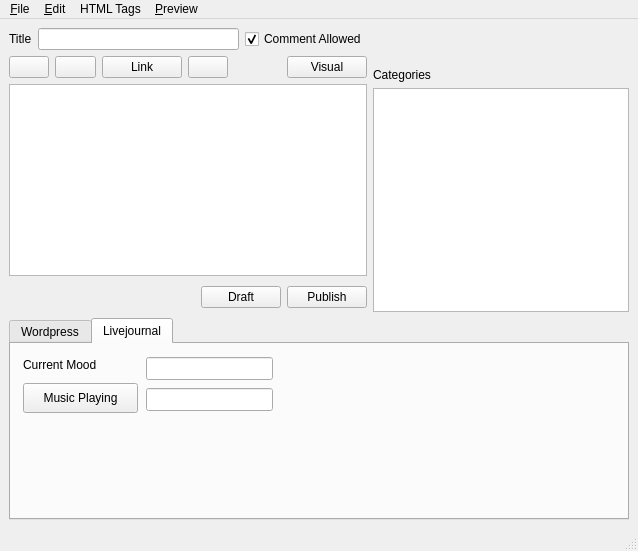
siddhesh/lekhonee, file ui/Lekhonee.ui: the form before one commit.
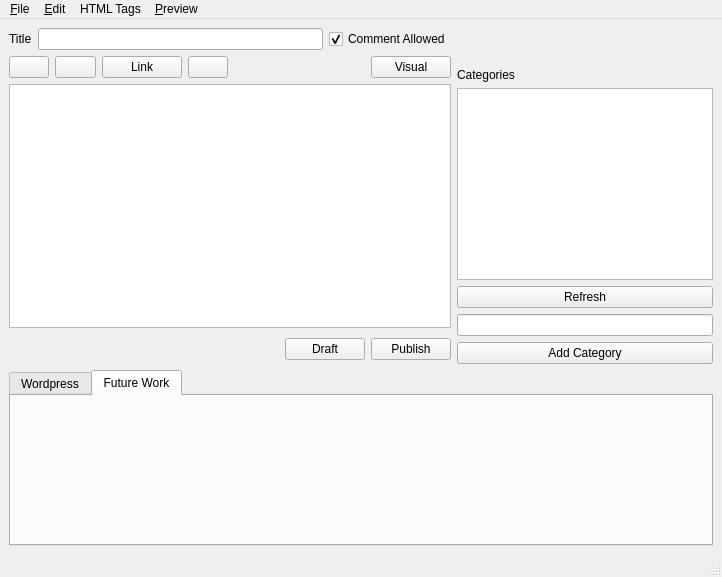
The form after the commit. The open tabs and pages were chosen to show the change. Icons and pictures are not drawn. Custom widgets are drawn as their Qt base class.

Commit message: New UI design and fixed password issue

The edit to the form file:
```diff
--- a/ui/Lekhonee.ui
+++ b/ui/Lekhonee.ui
@@ -6,8 +6,8 @@
    <rect>
     <x>0</x>
     <y>0</y>
-    <width>638</width>
-    <height>551</height>
+    <width>722</width>
+    <height>577</height>
    </rect>
   </property>
   <property name="windowTitle">
@@ -268,6 +268,52 @@
         </property>
        </widget>
       </item>
+      <item>
+       <widget class="QPushButton" name="getCategoriesBttn">
+        <property name="sizePolicy">
+         <sizepolicy hsizetype="Preferred" vsizetype="Preferred">
+          <horstretch>0</horstretch>
+          <verstretch>0</verstretch>
+         </sizepolicy>
+        </property>
+        <property name="text">
+         <string>Refresh</string>
+        </property>
+        <property name="icon">
+         <iconset resource="../Chotha/resource.qrc">
+          <normaloff>:/icons/get-arrow.png</normaloff>:/icons/get-arrow.png</iconset>
+        </property>
+        <property name="iconSize">
+         <size>
+          <width>20</width>
+          <height>20</height>
+         </size>
+        </property>
+       </widget>
+      </item>
+      <item>
+       <widget class="QLineEdit" name="addCategoryTxt">
+        <property name="sizePolicy">
+         <sizepolicy hsizetype="Preferred" vsizetype="Preferred">
+          <horstretch>0</horstretch>
+          <verstretch>0</verstretch>
+         </sizepolicy>
+        </property>
+       </widget>
+      </item>
+      <item>
+       <widget class="QPushButton" name="addCategoryBttn">
+        <property name="sizePolicy">
+         <sizepolicy hsizetype="Preferred" vsizetype="Preferred">
+          <horstretch>0</horstretch>
+          <verstretch>0</verstretch>
+         </sizepolicy>
+        </property>
+        <property name="text">
+         <string>Add Category</string>
+        </property>
+       </widget>
+      </item>
      </layout>
     </item>
     <item row="1" column="0" colspan="2">
@@ -279,29 +325,6 @@
        <attribute name="title">
         <string>Wordpress</string>
        </attribute>
-       <widget class="QPushButton" name="getCategoriesBttn">
-        <property name="geometry">
-         <rect>
-          <x>10</x>
-          <y>20</y>
-          <width>145</width>
-          <height>30</height>
-         </rect>
-        </property>
-        <property name="text">
-         <string>Refresh Categories</string>
-        </property>
-        <property name="icon">
-         <iconset>
-          <normaloff>../../../../../../usr/share/pixmaps/chotha/get-arrow.png</normaloff>../../../../../../usr/share/pixmaps/chotha/get-arrow.png</iconset>
-        </property>
-        <property name="iconSize">
-         <size>
-          <width>20</width>
-          <height>20</height>
-         </size>
-        </property>
-       </widget>
        <widget class="QPushButton" name="addPageBttn">
         <property name="geometry">
          <rect>
@@ -328,64 +351,8 @@
       </widget>
       <widget class="QWidget" name="tab_2">
        <attribute name="title">
-        <string>Livejournal</string>
+        <string>Future Work</string>
        </attribute>
-       <widget class="QLabel" name="label_3">
-        <property name="geometry">
-         <rect>
-          <x>12</x>
-          <y>12</y>
-          <width>115</width>
-          <height>18</height>
-         </rect>
-        </property>
-        <property name="text">
-         <string>Current Mood</string>
-        </property>
-       </widget>
-       <widget class="QLineEdit" name="moodTxt">
-        <property name="geometry">
-         <rect>
-          <x>135</x>
-          <y>13</y>
-          <width>127</width>
-          <height>23</height>
-         </rect>
-        </property>
-       </widget>
-       <widget class="QPushButton" name="musicBttn">
-        <property name="geometry">
-         <rect>
-          <x>12</x>
-          <y>39</y>
-          <width>115</width>
-          <height>30</height>
-         </rect>
-        </property>
-        <property name="text">
-         <string>Music Playing</string>
-        </property>
-        <property name="icon">
-         <iconset>
-          <normaloff>../../../../../../usr/share/pixmaps/chotha/speaker.png</normaloff>../../../../../../usr/share/pixmaps/chotha/speaker.png</iconset>
-        </property>
-        <property name="iconSize">
-         <size>
-          <width>20</width>
-          <height>20</height>
-         </size>
-        </property>
-       </widget>
-       <widget class="QLineEdit" name="musicTxt">
-        <property name="geometry">
-         <rect>
-          <x>135</x>
-          <y>44</y>
-          <width>127</width>
-          <height>23</height>
-         </rect>
-        </property>
-       </widget>
       </widget>
      </widget>
     </item>
@@ -396,7 +363,7 @@
     <rect>
      <x>0</x>
      <y>0</y>
-     <width>638</width>
+     <width>722</width>
      <height>30</height>
     </rect>
    </property>
```
Left out of the diff: 4 changed lines with no effect on the pictures. The commit also changes 3 other files.
